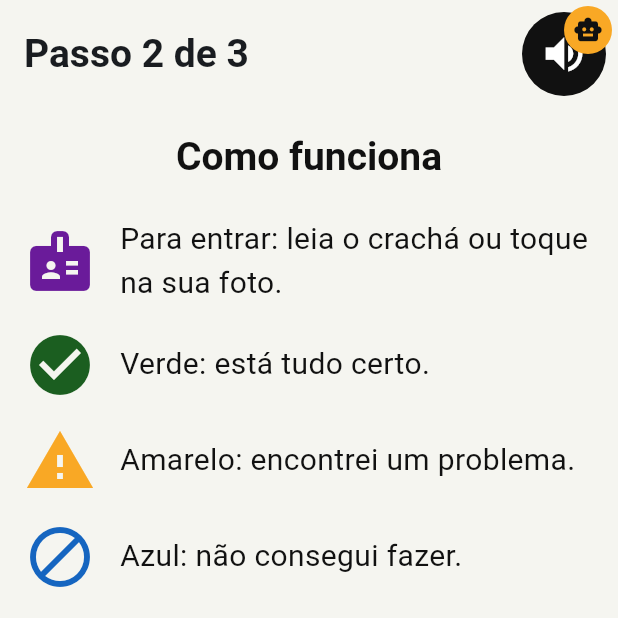
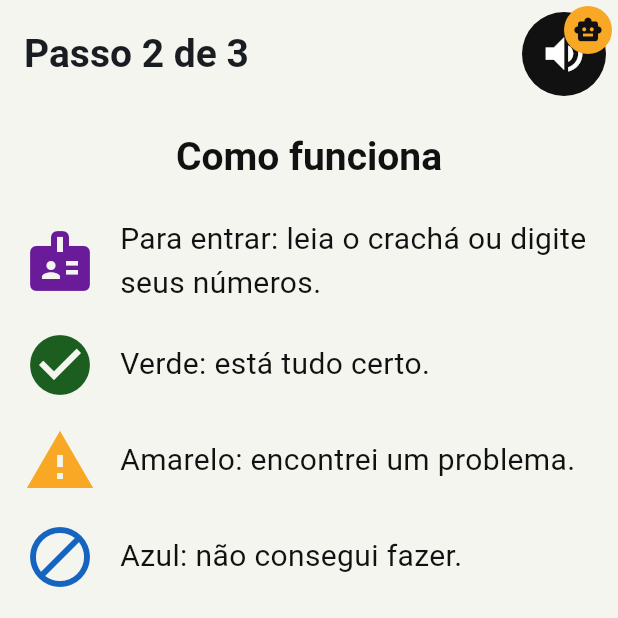
Before and after one commit to daviorlando/zelar, a Flutter app: the SetupScreen screen opened directly, after a tap on "Próximo", on a phone screen of 412 x 824 dp, the top half of it. Run offline on Flutter 3.47's test engine with Material 3 defaults, Android fonts, the phone set to English and light mode, and no system bars; our stand-ins replace flutter_riverpod, flutter_secure_storage, flutter_tts, go_router, image_picker; missing offline and left inert: mobile_scanner, record; accounts and stored records are empty.

Commit message:
Tutorial: passo 2 fala em digitar os números, não em tocar na foto
Co-Authored-By: Claude Opus 5.5 <noreply@anthropic.com>

```diff
--- a/mobile/lib/ui/screens/setup_screen.dart
+++ b/mobile/lib/ui/screens/setup_screen.dart
@@ -138,7 +138,7 @@ class _SetupScreenState extends ConsumerState<SetupScreen> {
   List<Widget> _howItWorksStep(BuildContext context) => [
         Text('Como funciona', textAlign: TextAlign.center, style: Theme.of(context).textTheme.titleLarge),
         const SizedBox(height: 16),
-        const _Explain(icon: Icons.badge, color: ZeloColors.scan, text: 'Para entrar: leia o crachá ou toque na sua foto.'),
+        const _Explain(icon: Icons.badge, color: ZeloColors.scan, text: 'Para entrar: leia o crachá ou digite seus números.'),
         const _Explain(icon: Icons.check_circle, color: ZeloColors.ok, text: 'Verde: está tudo certo.'),
         const _Explain(icon: Icons.warning, color: ZeloColors.problem, text: 'Amarelo: encontrei um problema.'),
         const _Explain(icon: Icons.block, color: ZeloColors.blocked, text: 'Azul: não consegui fazer.'),
```
